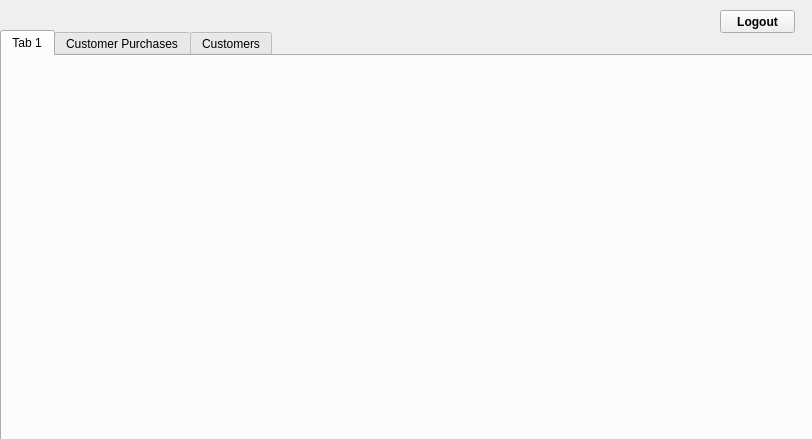
Qt form adminpanel.ui (NickReardon/P2-Bulk-Club-Project) before a commit.
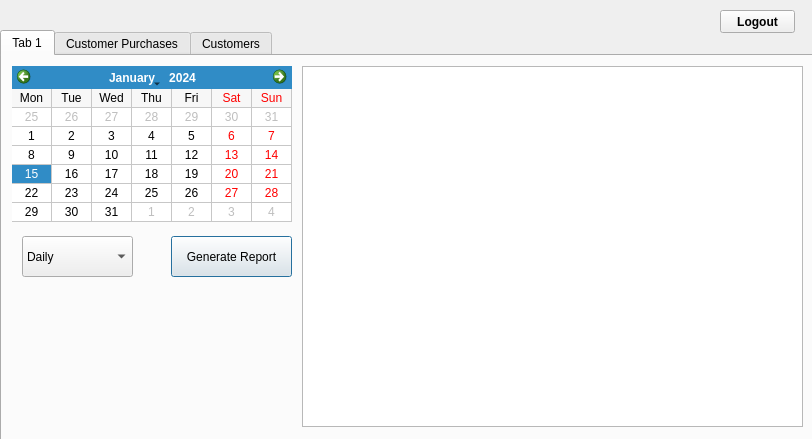
The same form after that commit. The open tabs and pages were chosen to show the change.

Commit message:
Sales Reports
Working:
Daily, Weekly, Monthly, Yearly, All time

Login:
Press enter on username or password to attempt login

```diff
--- a/adminpanel.ui
+++ b/adminpanel.ui
@@ -29,6 +29,80 @@
     <attribute name="title">
      <string>Tab 1</string>
     </attribute>
+    <widget class="QCalendarWidget" name="salesReportCalendar">
+     <property name="geometry">
+      <rect>
+       <x>10</x>
+       <y>10</y>
+       <width>280</width>
+       <height>156</height>
+      </rect>
+     </property>
+     <property name="gridVisible">
+      <bool>true</bool>
+     </property>
+     <property name="verticalHeaderFormat">
+      <enum>QCalendarWidget::NoVerticalHeader</enum>
+     </property>
+    </widget>
+    <widget class="QTableView" name="SalesReportTable">
+     <property name="geometry">
+      <rect>
+       <x>300</x>
+       <y>10</y>
+       <width>501</width>
+       <height>361</height>
+      </rect>
+     </property>
+    </widget>
+    <widget class="QPushButton" name="GenerateReportButton">
+     <property name="geometry">
+      <rect>
+       <x>169</x>
+       <y>180</y>
+       <width>121</width>
+       <height>41</height>
+      </rect>
+     </property>
+     <property name="text">
+      <string>Generate Report</string>
+     </property>
+    </widget>
+    <widget class="QComboBox" name="ReportTypeDropdown">
+     <property name="geometry">
+      <rect>
+       <x>20</x>
+       <y>180</y>
+       <width>111</width>
+       <height>41</height>
+      </rect>
+     </property>
+     <item>
+      <property name="text">
+       <string>Daily</string>
+      </property>
+     </item>
+     <item>
+      <property name="text">
+       <string>Weekly</string>
+      </property>
+     </item>
+     <item>
+      <property name="text">
+       <string>Monthly</string>
+      </property>
+     </item>
+     <item>
+      <property name="text">
+       <string>Yearly</string>
+      </property>
+     </item>
+     <item>
+      <property name="text">
+       <string>All Time</string>
+      </property>
+     </item>
+    </widget>
    </widget>
    <widget class="QWidget" name="tab_2">
     <attribute name="title">
```
Left out of the diff: 2 changed lines with no effect on the pictures. The commit also changes 7 other files.
